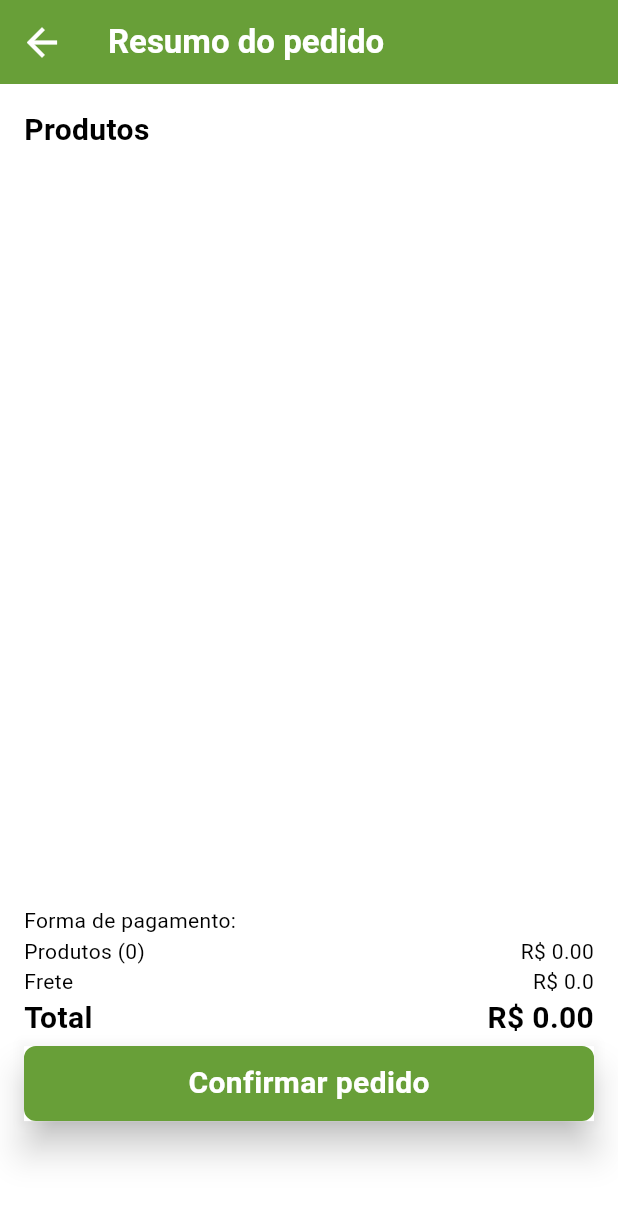
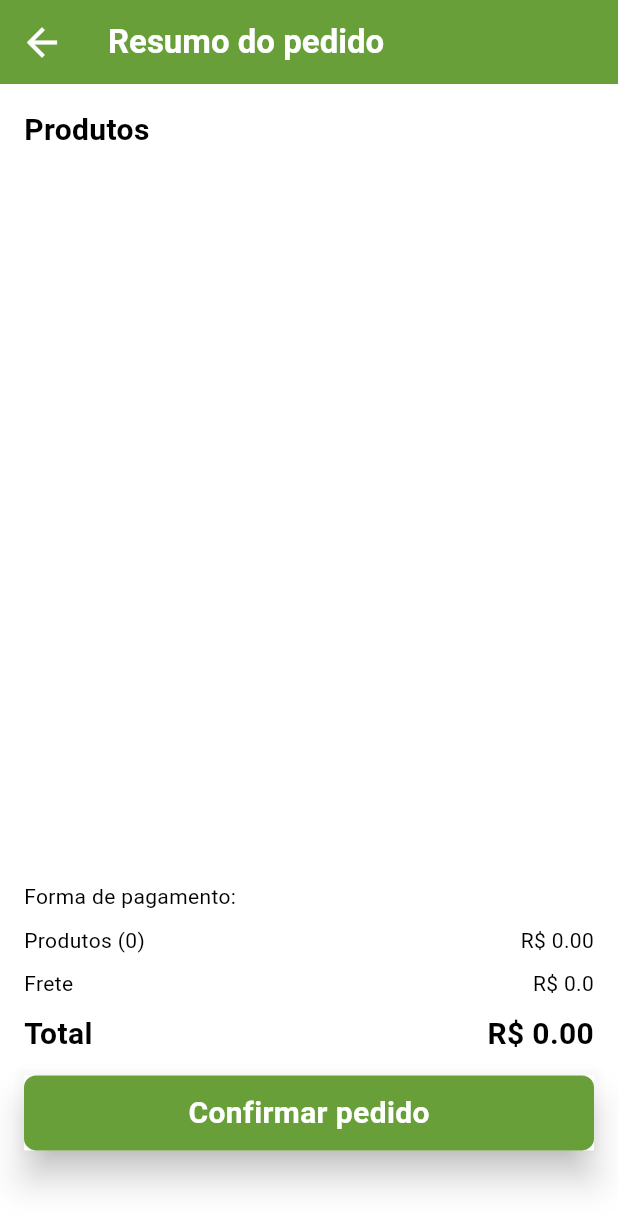
Before and after one commit to sameldevt/fazenda_urbana_mobile, a Flutter app: the PurchaseSummaryScreen screen opened directly, on a phone screen of 412 x 824 dp. Shown: the top 1229 px of the screen. Run offline on Flutter 3.47's test engine with Material 3 defaults, Android fonts, the light colour scheme and no system bars; our stand-ins replace carousel_slider, shared_preferences; accounts and stored records are empty; network calls fail.

Commit message:
style: ajuste no design da tela de resumo da compra

```diff
--- a/lib/model/product.dart
+++ b/lib/model/product.dart
@@ -27,7 +27,7 @@ class Product {
       name: json['nome'],
       description: json['descricao'],
       pricePerKilo: (json['precoQuilo'] as num).toDouble(),
-      stockQuantity: json['quantidadeEstoque'],
+      stockQuantity: (json['quantidadeEstoque'] as num).toDouble(),
       imageUrl: json['imagemUrl'],
       category: Category.fromJson(json['categoria']),
       nutrients: Nutrients.fromJson(json['nutrientes'])
@@ -112,7 +112,7 @@ class ProductToCart {
       description: json["description"],
       basePrice: json["basePrice"],
       totalPrice: json["totalPrice"].toDouble(),
-      quantity: json["quantity"],
+      quantity: (json["quantity"] as num).toDouble(),
       imageUrl: json["imageUrl"],
     );
   }
--- a/lib/screens/purchase/purchase_sumary_screen.dart
+++ b/lib/screens/purchase/purchase_sumary_screen.dart
@@ -34,13 +34,6 @@ class PurchaseSummaryScreen extends StatelessWidget {
       body: Column(
         children: [
           Expanded(
-            child: Container(
-              decoration: const BoxDecoration(
-                color: Colors.white,
-                borderRadius: BorderRadius.all(
-                  Radius.circular(10.0),
-                ),
-              ),
             child: Padding(
               padding: const EdgeInsets.all(appPadding),
               child: Column(
@@ -52,7 +45,6 @@ class PurchaseSummaryScreen extends StatelessWidget {
                   _SummaryItemsSection(),
                   _ConfirmPurchaseSection(),
                 ],
-                ),
               ),
             ),
           ),
@@ -96,7 +88,7 @@ class _SummaryItemsSection extends StatelessWidget {
             crossAxisAlignment: CrossAxisAlignment.start,
             children: [
               SizedBox(
-                height: MediaQuery.of(context).size.height * 0.60,
+                height: MediaQuery.of(context).size.height * 0.58,
                 child: ListView.separated(
                   itemCount: items.length,
                   itemBuilder: (context, index) {
@@ -244,6 +236,7 @@ class _ConfirmPurchaseSectionState extends State<_ConfirmPurchaseSection> {
       final order = orderProvider.order!;
 
       return Container(
+        height: 180,
         color: Colors.white,
         child: Column(
           mainAxisAlignment: MainAxisAlignment.spaceBetween,
--- a/lib/service/user_service.dart
+++ b/lib/service/user_service.dart
@@ -66,7 +66,7 @@ class UserService {
       List<dynamic> responseBody = jsonDecode(response.body);
 
       return responseBody.map((product) => Order.fromJson(product)).toList();
-    } catch (Exception) {
+    } catch (e, stacktrace) {
       return [];
     }
   }
```
Lines whose indentation alone changed are shown as unchanged.
